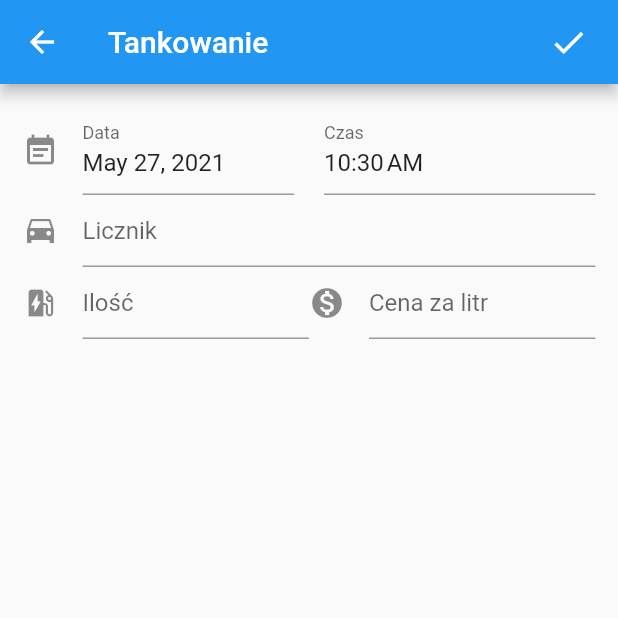
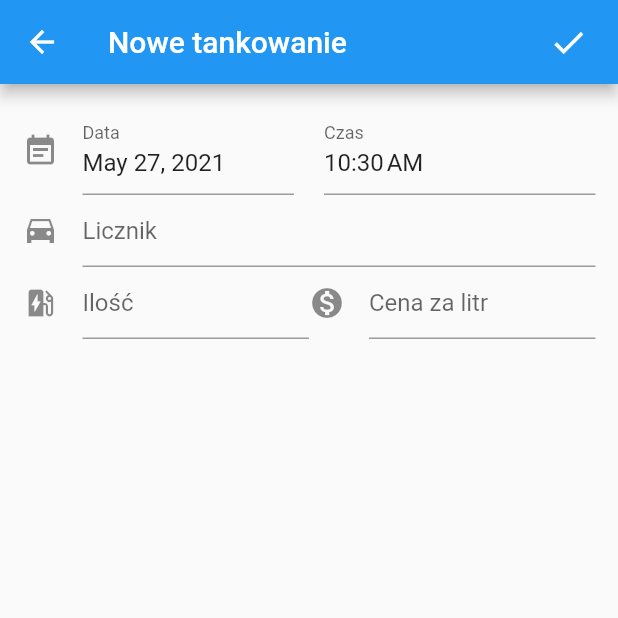
Before and after one commit to Szymek364/CarHistory, a Flutter app: the screen it shows after launch, after a tap on the "add" icon, on a phone screen of 412 x 824 dp, the top half of it. Run offline on Flutter 3.47's test engine with Material 2 defaults, Android fonts, the phone set to English and light mode, and no system bars; drawn by our look-alikes of date_field.

```diff
--- a/lib/dashboard.dart
+++ /dev/null
@@ -1,44 +0,0 @@
-import 'package:car_history/routes.dart';
-import 'package:flutter/cupertino.dart';
-import 'package:flutter/material.dart';
-import 'package:intl/intl.dart';
-import 'helper/FuelCollection.dart';
-
-class Dashboard extends StatelessWidget {
-  @override
-  Widget build(BuildContext context) {
-    List<Widget> getEvents() {
-      return FuelCollection.collection.length > 0
-          ? FuelCollection.collection
-              .map((e) => ListTile(
-                    leading: CircleAvatar(
-                      child: Icon(Icons.ev_station),
-                    ),
-                    title: Text('Tankowanie'),
-                    subtitle: Text(DateFormat("dd-MM-yyyy  hh:mm")
-                        .format(e.date)
-                        .toString()),
-                  ))
-              .toList()
-          : [Center(child: const Text('No items'))];
-    }
-
-    return Scaffold(
-      appBar: AppBar(
-        title: Text('Historia'),
-      ),
-      body: SafeArea(
-        child: Center(
-            child: Column(
-          mainAxisAlignment: MainAxisAlignment.start,
-          crossAxisAlignment: CrossAxisAlignment.start,
-          children: getEvents(),
-        )),
-      ),
-      floatingActionButton: FloatingActionButton(
-        child: Icon(Icons.add),
-        onPressed: () => Navigator.pushNamed(context, AppRoutes.addFuelEvent),
-      ),
-    );
-  }
-}
--- a/lib/helper/FuelCollection.dart
+++ /dev/null
@@ -1,5 +0,0 @@
-import 'package:car_history/models/fuel_model.dart';
-
-class FuelCollection {
-  static List<FuelModel> collection = List<FuelModel>();
-}
--- a/lib/main.dart
+++ b/lib/main.dart
@@ -1,8 +1,10 @@
 import 'package:car_history/routes.dart';
 import 'package:flutter/material.dart';
+import 'package:provider/provider.dart';
 
-import 'add_fuel_data.dart';
-import 'dashboard.dart';
+import 'models/fuel_data_collection.dart';
+import 'screens/fuel/add_fuel_data.dart';
+import 'screens/fuel/fuel_list.dart';
 
 void main() {
   runApp(MyApp());
@@ -12,66 +14,21 @@ class MyApp extends StatelessWidget {
   // This widget is the root of your application.
   @override
   Widget build(BuildContext context) {
-    return MaterialApp(
+    return ChangeNotifierProvider<FuelDataCollection>(
+      create: (context) => FuelDataCollection(),
+      child: MaterialApp(
         debugShowCheckedModeBanner: false,
-      title: 'Flutter Demo',
-      initialRoute: AppRoutes.dashboard,
+        title: 'Historia samochodu',
+        initialRoute: AppRoutes.fuelList,
         routes: {
-        AppRoutes.dashboard: (ctx) => Dashboard(),
+          AppRoutes.fuelList: (ctx) => Dashboard(),
           AppRoutes.addFuelEvent: (ctx) => AddFuelScreen()
         },
         theme: ThemeData(
           primarySwatch: Colors.blue,
           visualDensity: VisualDensity.adaptivePlatformDensity,
         ),
-      home: HomePage(title: 'Moje Auto'),
+      ),
     );
   }
 }
-
-class HomePage extends StatefulWidget {
-  HomePage({Key key, this.title}) : super(key: key);
-
-  final String title;
-
-  @override
-  _HomePageState createState() => _HomePageState();
-}
-
-class _HomePageState extends State<HomePage> {
-  int _counter = 0;
-
-  void _incrementCounter() {
-    setState(() {
-      _counter++;
-    });
-  }
-
-  @override
-  Widget build(BuildContext context) {
-    return Scaffold(
-      appBar: AppBar(
-        title: Text(widget.title),
-      ),
-      body: Center(
-        child: Column(
-          mainAxisAlignment: MainAxisAlignment.center,
-          children: <Widget>[
-            Text(
-              'You have pushed the button this many times:',
-            ),
-            Text(
-              '$_counter',
-              style: Theme.of(context).textTheme.headline4,
-            ),
-          ],
-        ),
-      ),
-      floatingActionButton: FloatingActionButton(
-        onPressed: _incrementCounter,
-        tooltip: 'Increment',
-        child: Icon(Icons.add),
-      ), // This trailing comma makes auto-formatting nicer for build methods.
-    );
-  }
-}
--- /dev/null
+++ b/lib/models/fuel_data_collection.dart
@@ -0,0 +1,16 @@
+import 'package:flutter/foundation.dart';
+
+import 'fuel_model.dart';
+
+class FuelDataCollection extends ChangeNotifier {
+  List<FuelModel> fuelCollection = [];
+
+  addFuelElement(FuelModel newModel) {
+    this.fuelCollection.insert(0, newModel);
+    this.notifyListeners();
+  }
+
+  get fuelCollectionLength {
+    return this.fuelCollection.length;
+  }
+}
--- a/lib/routes.dart
+++ b/lib/routes.dart
@@ -1,5 +1,5 @@
 // ignore: camel_case_types
 class AppRoutes {
-  static String dashboard = 'dashboard';
+  static String fuelList = 'fuelList';
   static String addFuelEvent = 'add-fuel-event';
 }
--- a/lib/add_fuel_data.dart
+++ b/lib/screens/fuel/add_fuel_data.dart
@@ -1,32 +1,44 @@
+import 'package:car_history/models/fuel_data_collection.dart';
 import 'package:car_history/models/fuel_model.dart';
 import 'package:date_field/date_field.dart';
 import 'package:flutter/cupertino.dart';
 import 'package:flutter/material.dart';
+import 'package:provider/provider.dart';
 
-import 'helper/FuelCollection.dart';
+class AddFuelScreen extends StatefulWidget {
+  @override
+  _AddFuelScreenState createState() => _AddFuelScreenState();
+}
 
+class _AddFuelScreenState extends State<AddFuelScreen> {
   final counterController = TextEditingController();
+
   final pricePerLiterController = TextEditingController();
+
   final totalLiterController = TextEditingController();
+
   DateTime date = DateTime.now();
 
-class AddFuelScreen extends StatelessWidget {
   @override
   Widget build(BuildContext context) {
     return Scaffold(
       appBar: AppBar(
-        title: Text("Tankowanie"),
+        title: Text("Nowe tankowanie"),
         actions: [
           Padding(
               padding: EdgeInsets.only(right: 20.0),
               child: GestureDetector(
                 onTap: () {
-                  FuelCollection.collection.add(FuelModel(
+                  var newModel = FuelModel(
                       amount: totalLiterController.text,
                       counter: counterController.text,
                       date: date,
-                      pricePerLiter: pricePerLiterController.text));
-                  Navigator.pop(context);
+                      pricePerLiter: pricePerLiterController.text);
+                  Provider.of<FuelDataCollection>(context, listen: false)
+                      .addFuelElement(newModel);
+
+                  print(newModel.date);
+                  Navigator.pop(context, newModel);
                 },
                 child: Icon(
                   Icons.done,
@@ -35,19 +47,49 @@ class AddFuelScreen extends StatelessWidget {
               )),
         ],
       ),
-      body: Center(child: AddFuelWidget()),
+      body: Center(
+          child: AddFuelWidget(
+              date: this.date,
+              counterController: this.counterController,
+              totalLiterController: this.totalLiterController,
+              pricePerLiterController: this.pricePerLiterController)),
     );
   }
 }
 
 class AddFuelWidget extends StatefulWidget {
+  final counterController;
+  final pricePerLiterController;
+  final totalLiterController;
+  DateTime date;
+
+  AddFuelWidget(
+      {this.date,
+      this.pricePerLiterController,
+      this.counterController,
+      this.totalLiterController});
+
   @override
-  _AddFuelWidgetState createState() => _AddFuelWidgetState();
+  _AddFuelWidgetState createState() => _AddFuelWidgetState(
+      date: this.date,
+      counterController: this.counterController,
+      totalLiterController: this.totalLiterController,
+      pricePerLiterController: this.pricePerLiterController);
 }
 
 /// This is the private State class that goes with MyStatefulWidget.
 class _AddFuelWidgetState extends State<AddFuelWidget> {
   final _formKey = GlobalKey<FormState>();
+  final counterController;
+  final pricePerLiterController;
+  final totalLiterController;
+  DateTime date;
+
+  _AddFuelWidgetState(
+      {this.date,
+      this.pricePerLiterController,
+      this.counterController,
+      this.totalLiterController});
 
   @override
   Widget build(BuildContext context) {
@@ -77,7 +119,7 @@ class _AddFuelWidgetState extends State<AddFuelWidget> {
                       initialValue: DateTime.now(),
                       onDateSelected: (DateTime value) {
                         date = new DateTime(value.year, value.month, value.day,
-                            date.hour, value.minute);
+                            date.hour ?? 0, date.minute ?? 0);
                       },
                     ),
                   ),
@@ -98,8 +140,10 @@ class _AddFuelWidgetState extends State<AddFuelWidget> {
                           ? 'Please not the first day'
                           : null,
                       onDateSelected: (DateTime value) {
+                        setState(() {
                           date = new DateTime(date.year, date.month, date.day,
                               value.hour, value.minute);
+                        });
                       },
                     ),
                   ),
@@ -111,12 +155,6 @@ class _AddFuelWidgetState extends State<AddFuelWidget> {
                   hintText: 'Licznik', icon: Icon(Icons.time_to_leave_sharp)),
               keyboardType: TextInputType.numberWithOptions(decimal: true),
               controller: counterController,
-              validator: (value) {
-/*                if (value!.isEmpty) {
-                  return 'Please enter some text';
-                }*/
-                return null;
-              },
             ),
             Row(
               children: [
@@ -127,12 +165,6 @@ class _AddFuelWidgetState extends State<AddFuelWidget> {
                         hintText: 'Ilość', icon: Icon(Icons.ev_station)),
                     keyboardType:
                         TextInputType.numberWithOptions(decimal: true),
-                    validator: (value) {
-/*                if (value!.isEmpty) {
-                        return 'Please enter some text';
-                      }*/
-                      return null;
-                    },
                   ),
                 ),
                 Expanded(
@@ -143,12 +175,6 @@ class _AddFuelWidgetState extends State<AddFuelWidget> {
                         icon: Icon(Icons.monetization_on)),
                     keyboardType:
                         TextInputType.numberWithOptions(decimal: true),
-                    validator: (value) {
-/*             if (value!.isEmpty) {
-                        return 'Please enter some text';
-                      }*/
-                      return null;
-                    },
                   ),
                 ),
               ],
--- /dev/null
+++ b/lib/screens/fuel/fuel_list.dart
@@ -0,0 +1,48 @@
+import 'package:car_history/models/fuel_data_collection.dart';
+import 'package:car_history/models/fuel_model.dart';
+import 'package:car_history/routes.dart';
+import 'package:flutter/cupertino.dart';
+import 'package:flutter/material.dart';
+import 'package:provider/provider.dart';
+import 'package:intl/intl.dart';
+
+class Dashboard extends StatefulWidget {
+  @override
+  _DashboardState createState() => _DashboardState();
+}
+
+class _DashboardState extends State<Dashboard> {
+  @override
+  Widget build(BuildContext context) {
+    return Scaffold(
+      appBar: AppBar(
+        title: Text('Historia tankowania'),
+      ),
+      body: SafeArea(child: Consumer<FuelDataCollection>(
+        builder: (context, fuelCollection, child) {
+          return Center(
+              child: ListView.builder(
+            itemCount: fuelCollection.fuelCollectionLength,
+            itemBuilder: (context, index) {
+              return ListTile(
+                  leading: CircleAvatar(
+                    child: Icon(Icons.ev_station),
+                  ),
+                  trailing: Text(fuelCollection.fuelCollection[index].amount),
+                  title: Text('Tankowanie'),
+                  subtitle: Text(DateFormat("dd-MM-yyyy  hh:mm")
+                      .format(fuelCollection.fuelCollection[index].date)
+                      .toString()));
+            },
+          ));
+        },
+      )),
+      floatingActionButton: FloatingActionButton(
+        child: Icon(Icons.add),
+        onPressed: () {
+          Navigator.pushNamed(context, AppRoutes.addFuelEvent);
+        },
+      ),
+    );
+  }
+}
```
Also changed, not shown: pubspec.yaml (+1 -56 lines). Lines whose indentation alone changed are shown as unchanged.
